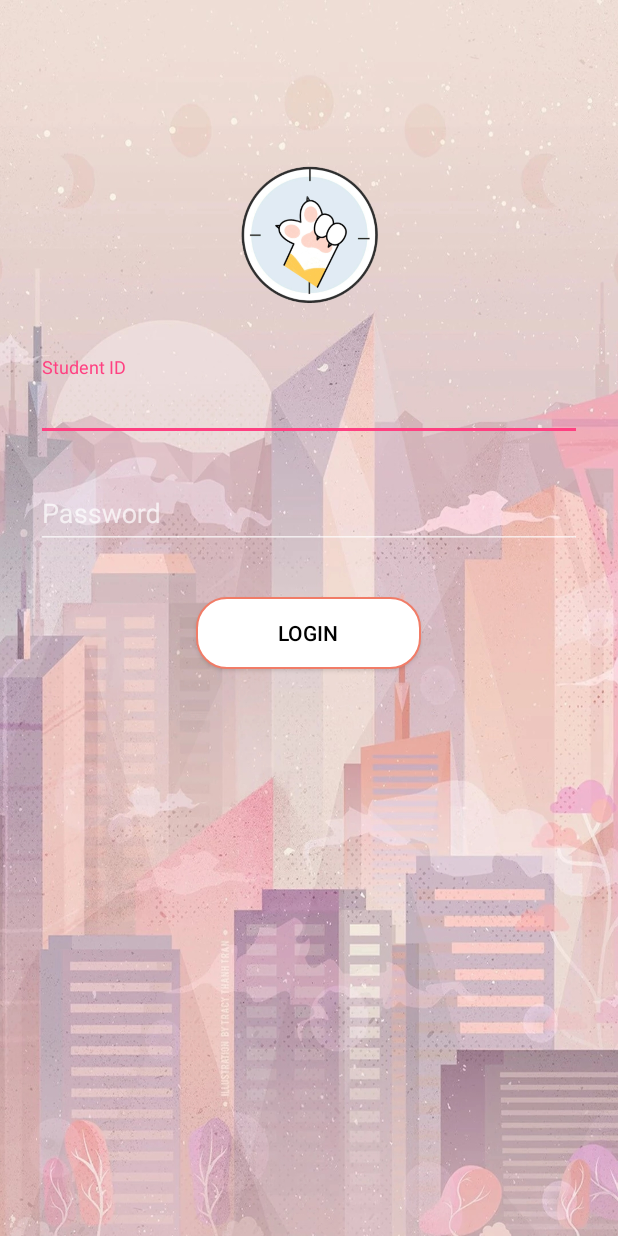
After one commit to jacob-lcs/curriculum_helper, an Android app: the login_in screen opened directly, with no data from a screen before it, on a phone screen of 412 x 824 dp. The commit adds this screen. Run offline under Robolectric (Android 15) with nearby library versions, the phone set to English and light mode, and no system bars.

Commit message:
新增自动获取课表

```diff
--- a/app/build.gradle
+++ b/app/build.gradle
@@ -21,4 +21,5 @@ dependencies {
     implementation 'com.android.support:design:26.1.0'
     implementation 'com.android.support:support-vector-drawable:26.1.0'
     implementation 'com.android.support:support-v4:26.1.0'
+    implementation files('src/main/java/com/example/kcb/jsoup-1.8.1.jar')
 }
--- a/app/src/main/AndroidManifest.xml
+++ b/app/src/main/AndroidManifest.xml
@@ -1,6 +1,8 @@
 <?xml version="1.0" encoding="utf-8"?>
 <manifest xmlns:android="http://schemas.android.com/apk/res/android"
     package="com.example.kcb">
+
+    <uses-permission android:name="android.permission.INTERNET" />
 
     <application
         android:allowBackup="true"
@@ -28,7 +30,8 @@
         <activity android:name=".course_info" />
         <activity android:name=".Add_homework" />
         <activity android:name=".daka" />
-        <activity android:name=".add_thing"></activity>
+        <activity android:name=".add_thing" />
+        <activity android:name=".login_in" />
     </application>
 
 </manifest>
--- a/app/src/main/java/com/example/kcb/DakaAdapter.java
+++ b/app/src/main/java/com/example/kcb/DakaAdapter.java
@@ -64,7 +64,7 @@ public class DakaAdapter extends ArrayAdapter<thing> {
         }
 
         thing_name.setText(thing.getName());
-        thing_day.setText("已连续打卡"+String.valueOf(thing.getDay())+"天");
+        thing_day.setText("已打卡"+String.valueOf(thing.getDay())+"天");
         return view;
     }
 }
--- /dev/null
+++ b/app/src/main/res/drawable/new_btn_circle.xml
@@ -0,0 +1,19 @@
+<?xml version="1.0" encoding="utf-8"?>
+<shape xmlns:android="http://schemas.android.com/apk/res/android">
+    <!--<solid android:color="#f17c67" />-->
+    <solid android:color="#FFFFFF" />
+    <corners
+        android:bottomLeftRadius="20dip"
+        android:bottomRightRadius="20dip"
+        android:topLeftRadius="20dip"
+        android:topRightRadius="20dip" />
+    <!--圆角矩形白色背景-->
+    <stroke android:width="1dip"
+        android:color="#f17c67"
+        />
+    <!--边框宽度-->
+    <size android:width="30dip"
+        android:height="15dip"
+        />
+    <!--边框-->
+</shape>
--- /dev/null
+++ b/app/src/main/res/layout/activity_login_in.xml
@@ -0,0 +1,66 @@
+<?xml version="1.0" encoding="utf-8"?>
+<ScrollView xmlns:android="http://schemas.android.com/apk/res/android"
+    android:layout_width="fill_parent"
+    android:layout_height="fill_parent"
+    android:fitsSystemWindows="true"
+    android:background="@drawable/bg2"
+    >
+
+
+    <LinearLayout
+        android:orientation="vertical"
+        android:layout_width="match_parent"
+        android:layout_height="wrap_content"
+        android:layout_marginTop="50dp"
+        android:paddingTop="56dp"
+        android:paddingLeft="24dp"
+        android:paddingRight="24dp">
+
+        <ImageView android:src="@drawable/login_icon"
+            android:layout_width="wrap_content"
+            android:layout_height="100dp"
+            android:layout_marginBottom="24dp"
+            android:layout_gravity="center_horizontal" />
+
+
+        <!--  Email Label -->
+        <android.support.design.widget.TextInputLayout
+            android:layout_width="match_parent"
+            android:layout_height="wrap_content"
+            android:layout_marginTop="8dp"
+            android:layout_marginBottom="8dp">
+            <EditText android:id="@+id/input_ID"
+                android:layout_width="match_parent"
+                android:layout_height="wrap_content"
+                android:inputType="number"
+                android:hint="Student ID" />
+        </android.support.design.widget.TextInputLayout>
+
+        <!--  Password Label -->
+        <android.support.design.widget.TextInputLayout
+            android:layout_width="match_parent"
+            android:layout_height="wrap_content"
+            android:layout_marginTop="8dp"
+            android:layout_marginBottom="8dp">
+            <EditText android:id="@+id/input_password"
+                android:layout_width="match_parent"
+                android:layout_height="wrap_content"
+                android:inputType="textPassword"
+                android:hint="Password" />
+        </android.support.design.widget.TextInputLayout>
+
+        <android.support.v7.widget.AppCompatButton
+            android:id="@+id/btn_login"
+            android:layout_width="150dp"
+            android:layout_height="wrap_content"
+            android:layout_gravity="center"
+            android:layout_marginTop="24dp"
+            android:layout_marginBottom="24dp"
+            android:padding="12dp"
+            android:text="Login"
+            android:textColor="#000000"
+            android:background="@drawable/new_btn_circle"
+            />
+
+    </LinearLayout>
+</ScrollView>
--- a/app/src/main/res/menu/toolbar.xml
+++ b/app/src/main/res/menu/toolbar.xml
@@ -6,6 +6,11 @@
         android:id="@+id/add_courses"
         android:icon="@drawable/add"
         android:title="添加/修改课程"
+        app:showAsAction="ifRoom"/>
+    <item
+        android:id="@+id/daoru"
+        android:icon="@drawable/daoru"
+        android:title="导入课程"
         app:showAsAction="ifRoom"/>
     <item
         android:id="@+id/daka"
```
Also changed, not shown: app/src/main/java/com/example/kcb/MainActivity.java (+4 -6 lines), app/src/main/java/com/example/kcb/login_in.java (added, +204 -0 lines), app/src/main/res/drawable/bg1.jpg (added), app/src/main/res/drawable/bg2.png (added), app/src/main/res/drawable/daoru.png (added), app/src/main/res/drawable/login_icon.png (added), 1 other file.
